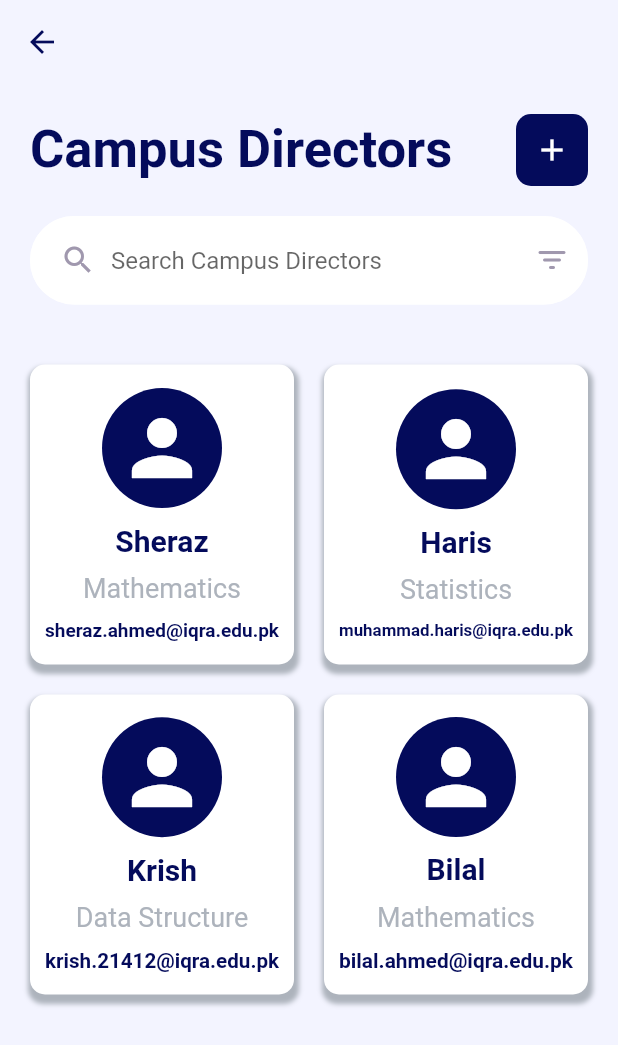
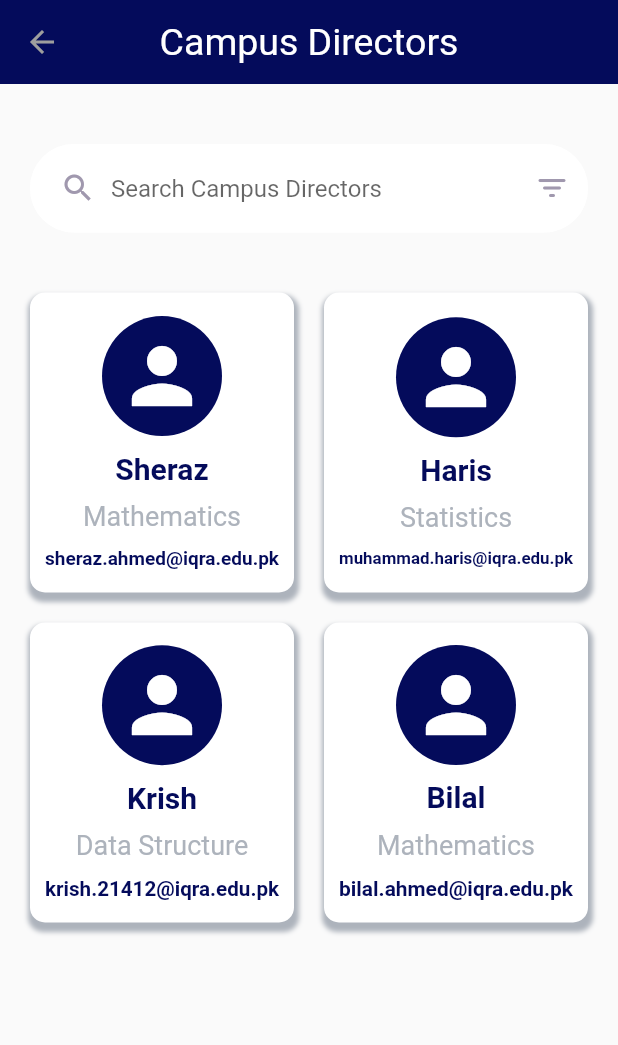
Before and after one commit to H-R-S/SOTL-APP, a Flutter app: the screen it shows after launch, after a tap on "Login", after a tap on "Campus Directors", on a phone screen of 412 x 824 dp. Shown: the top 1045 px of the screen. Run offline on Flutter 3.47's test engine with Material 2 defaults, Android fonts, the phone set to English and light mode, and no system bars; our stand-ins replace fl_chart.

Commit message:
Screen UI updated | User List Screen

```diff
--- a/lib/view/screens/users_list/users_list_screen.dart
+++ b/lib/view/screens/users_list/users_list_screen.dart
@@ -18,30 +18,30 @@ class UsersListScreen extends StatelessWidget {
   @override
   Widget build(BuildContext context) {
     return Scaffold(
-        backgroundColor: light,
         appBar: MyAppBar(scaffoldKey, context,
-            isBack: true,
-            backButtonColor: primary,
-            backgroundColor: Colors.transparent),
+            isBack: true, title: title, actionButton: Icons.person_add_alt_1),
         body: SingleChildScrollView(
             child: Padding(
                 padding: const EdgeInsets.all(20),
                 child: Column(children: [
-                Row(
-                    mainAxisAlignment: MainAxisAlignment.spaceBetween,
-                    children: [
-                      HeaderTag(title: title ?? ""),
-                      Container(
-                          decoration: BoxDecoration(
-                              color: primary,
-                              borderRadius: BorderRadius.circular(10)),
-                          child: IconButton(
-                              onPressed: () {},
-                              icon: const Icon(Icons.add, color: Colors.white)))
-                    ]),
+                  // Row(
+                  //     mainAxisAlignment: MainAxisAlignment.spaceBetween,
+                  //     children: [
+                  //       SizedBox(child: HeaderTag(title: title ?? "")),
+                  //       Container(
+                  //           decoration: BoxDecoration(
+                  //               color: primary,
+                  //               borderRadius: BorderRadius.circular(10)),
+                  //           child: IconButton(
+                  //               onPressed: () {},
+                  //               icon:
+                  //                   const Icon(Icons.add, color: Colors.white)))
+                  //     ]),
                   const SizedBox(height: 20),
                   MySearchBar(
-                    onTapSufix: () {},
+                      onTapSufix: () {
+                        // showModalBottomSheet(context: context, builder: (context) => Column());
+                      },
                       sufixIcon: Icons.filter_list_rounded,
                       hint: "Search $title",
                       controller: searchController,
@@ -64,7 +64,6 @@ class UsersListScreen extends StatelessWidget {
                             designation: userList[index]["designation"],
                             email: userList[index]["email"]);
                       })
-              ])),
-        ));
+                ]))));
   }
 }
```
Lines whose indentation alone changed are shown as unchanged.
